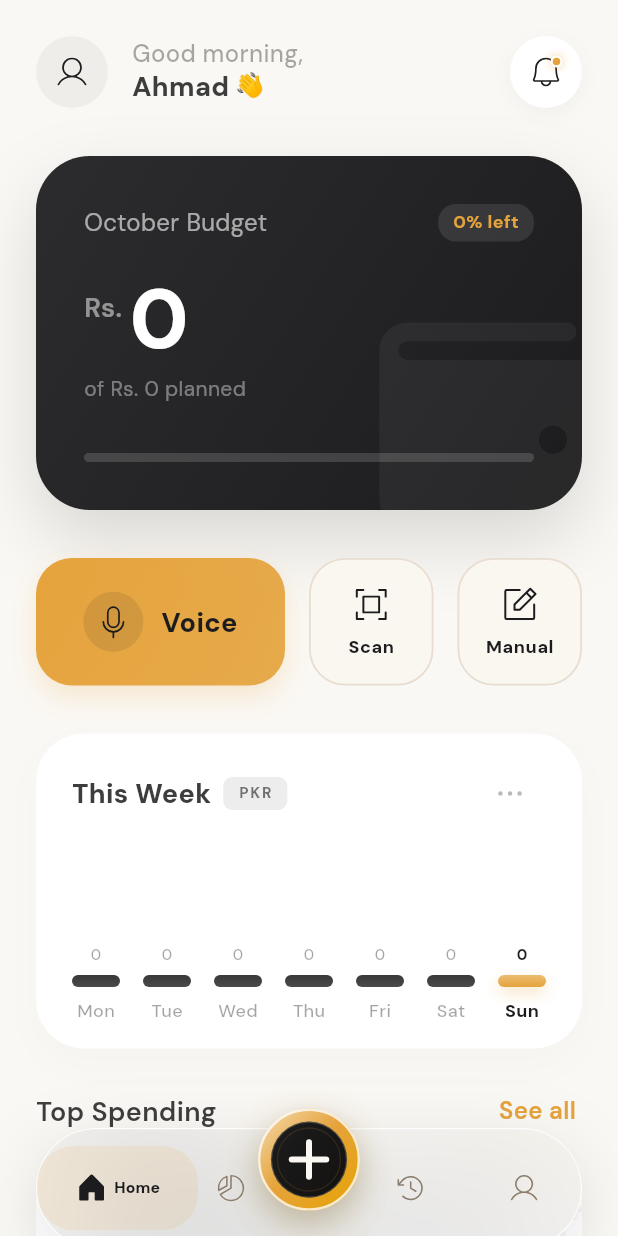
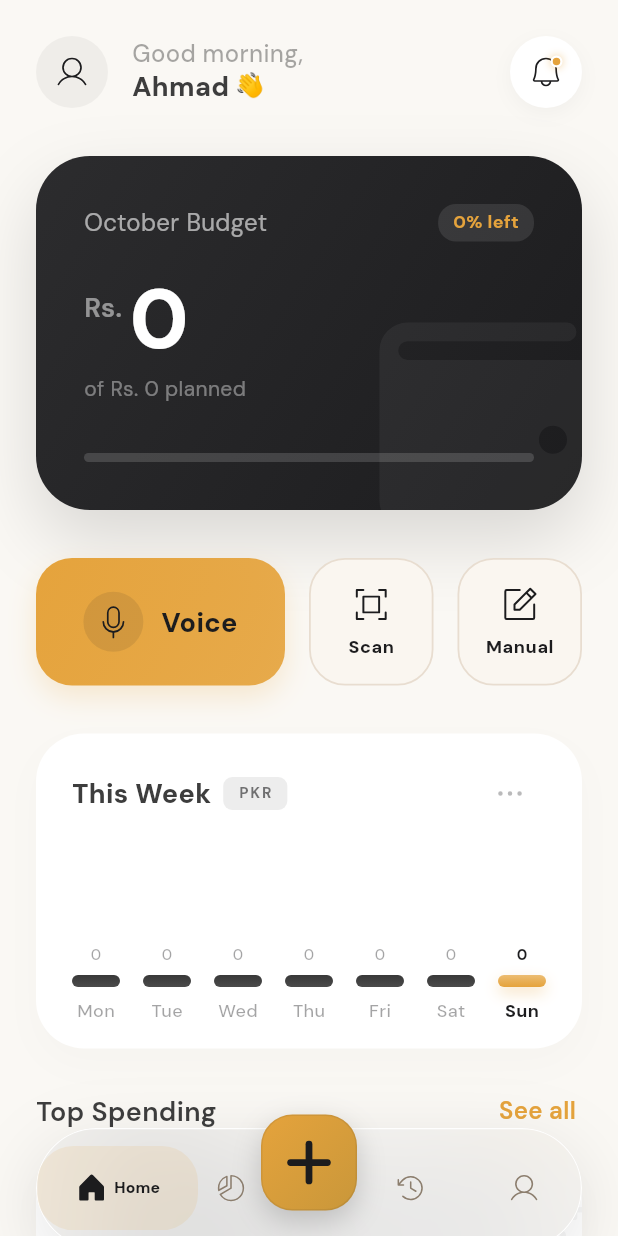
Before and after one commit to IamAhmadHabib/Expense-Snap, a Flutter app: the DashboardScreen screen opened directly, on a phone screen of 412 x 824 dp. Run offline on Flutter 3.47's test engine with Material 3 defaults, Android fonts, the phone set to English and light mode, and no system bars; our stand-ins replace cloud_firestore, firebase_auth, firebase_core, fl_chart, google_fonts, google_sign_in and 2 more; accounts and stored records are empty.

Commit message:
refactor(navigation): simplify center add action

```diff
--- a/kharcha/lib/features/dashboard/dashboard_screen.dart
+++ b/kharcha/lib/features/dashboard/dashboard_screen.dart
@@ -1320,7 +1320,7 @@ class _DashboardScreenState extends State<DashboardScreen>
                 ),
               ),
 
-              // The fixed Kharcha capture coin.
+              // The fixed Kharcha add tile.
               Positioned(
                 bottom:
                     25, // Extends proudly above the visual edge of the glass pill
@@ -1352,85 +1352,34 @@ class _DashboardScreenState extends State<DashboardScreen>
                       scale: _isAddPressed ? 0.94 : 1,
                       child: AnimatedContainer(
                         duration: const Duration(milliseconds: 200),
-                        width: _isSheetOpen ? 70 : 68,
-                        height: _isSheetOpen ? 70 : 68,
+                        width: _isSheetOpen ? 66 : 64,
+                        height: _isSheetOpen ? 66 : 64,
                         decoration: BoxDecoration(
                           gradient: const LinearGradient(
                             begin: Alignment.topLeft,
                             end: Alignment.bottomRight,
-                            colors: [
-                              AppColors.accentLight,
-                              AppColors.accent,
-                              AppColors.accentDeep,
-                            ],
-                            stops: [0, 0.46, 1],
+                            colors: [AppColors.accent, AppColors.amberGold],
                           ),
-                          shape: BoxShape.circle,
+                          borderRadius: BorderRadius.circular(
+                            _isSheetOpen ? 23 : 21,
+                          ),
                           border: Border.all(
-                            color: AppColors.surface.withValues(alpha: 0.78),
-                            width: 1.6,
+                            color: AppColors.primary.withValues(alpha: 0.08),
+                            width: 1,
                           ),
                           boxShadow: [
                             BoxShadow(
-                              color: AppColors.primary.withValues(alpha: 0.22),
-                              blurRadius: 18,
-                              offset: const Offset(0, 8),
-                            ),
-                            BoxShadow(
-                              color: AppColors.accentDeep.withValues(
-                                alpha: 0.16,
-                              ),
-                              blurRadius: 24,
-                              offset: const Offset(0, 10),
+                              color: AppColors.primary.withValues(alpha: 0.2),
+                              blurRadius: 16,
+                              offset: const Offset(0, 7),
                             ),
                           ],
                         ),
-                        child: Padding(
-                          padding: const EdgeInsets.all(7),
-                          child: DecoratedBox(
-                            decoration: BoxDecoration(
-                              gradient: const LinearGradient(
-                                begin: Alignment.topLeft,
-                                end: Alignment.bottomRight,
-                                colors: [
-                                  AppColors.primary,
-                                  AppColors.headerCard,
-                                ],
-                              ),
-                              shape: BoxShape.circle,
-                              border: Border.all(
-                                color: AppColors.accentLight.withValues(
-                                  alpha: 0.24,
-                                ),
-                                width: 0.8,
-                              ),
-                            ),
-                            child: Stack(
-                              alignment: Alignment.center,
-                              children: [
-                                Positioned.fill(
-                                  child: Padding(
-                                    padding: const EdgeInsets.all(4),
-                                    child: DecoratedBox(
-                                      decoration: BoxDecoration(
-                                        shape: BoxShape.circle,
-                                        border: Border.all(
-                                          color: AppColors.accent.withValues(
-                                            alpha: 0.14,
-                                          ),
-                                          width: 0.8,
-                                        ),
-                                      ),
-                                    ),
-                                  ),
-                                ),
-                                AnimatedRotation(
-                                  duration: const Duration(milliseconds: 300),
-                                  turns: _isSheetOpen ? 0.125 : 0,
-                                  child: const _KharchaAddMark(),
-                                ),
-                              ],
-                            ),
+                        child: Center(
+                          child: AnimatedRotation(
+                            duration: const Duration(milliseconds: 300),
+                            turns: _isSheetOpen ? 0.125 : 0,
+                            child: const _KharchaAddMark(),
                           ),
                         ),
                       ),
@@ -1483,23 +1432,23 @@ class _KharchaAddMark extends StatelessWidget {
   @override
   Widget build(BuildContext context) {
     const barDecoration = BoxDecoration(
-      color: AppColors.primaryLight,
+      color: AppColors.primary,
       borderRadius: BorderRadius.all(Radius.circular(99)),
     );
 
     return const SizedBox.square(
-      dimension: 27,
+      dimension: 29,
       child: Stack(
         alignment: Alignment.center,
         children: [
           SizedBox(
-            width: 27,
-            height: 4,
+            width: 29,
+            height: 4.5,
             child: DecoratedBox(decoration: barDecoration),
           ),
           SizedBox(
-            width: 4,
-            height: 27,
+            width: 4.5,
+            height: 29,
             child: DecoratedBox(decoration: barDecoration),
           ),
         ],
```
Also changed, not shown: 2 other files.
